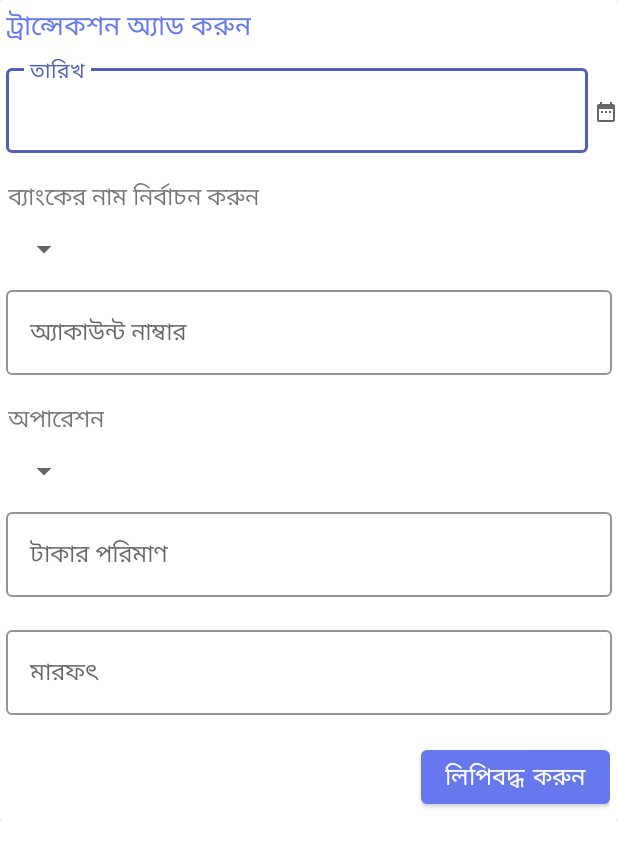
After one commit to msrkms/OStore, an Android app: the layout add_transaction_layout.xml on its own in the app's theme, with its tools: preview values and no code run, on a phone screen of 412 x 824 dp. The commit adds this screen. Shown: the top 860 px of the screen. Run offline under Robolectric (Android 15) with nearby library versions, the phone set to English and light mode, and no system bars.

Commit message:
fragment transaction Add and See UI Completed!!! used some local arraylist to show data in recyclerView and for spinner

```diff
--- a/app/src/main/java/com/atlassoftwarepark/ostore/AdminDashboard.java
+++ b/app/src/main/java/com/atlassoftwarepark/ostore/AdminDashboard.java
@@ -177,6 +177,10 @@ public class AdminDashboard extends AppCompatActivity implements AdapterView.OnI
             case R.id.nav_bank:
                 getSupportFragmentManager().beginTransaction().replace(R.id.fragmentContainer,new AddBankSeeBalanceFragment()).commit();
                 break;
+
+            case R.id.nav_transaction:
+                getSupportFragmentManager().beginTransaction().replace(R.id.fragmentContainer,new TransactionAddSeeFragment()).commit();
+                break;
         }
         drawerLayoutDashboard.closeDrawer(GravityCompat.START);
         return true;
--- /dev/null
+++ b/app/src/main/res/layout/add_transaction_layout.xml
@@ -0,0 +1,211 @@
+<?xml version="1.0" encoding="utf-8"?>
+<RelativeLayout xmlns:android="http://schemas.android.com/apk/res/android"
+    android:layout_width="match_parent"
+    android:layout_height="wrap_content"
+    xmlns:app="http://schemas.android.com/apk/res-auto">
+
+    <androidx.cardview.widget.CardView
+        android:id="@+id/popup_layout_add_borrow"
+        android:layout_width="match_parent"
+        android:layout_height="wrap_content"
+        app:layout_constraintBottom_toBottomOf="parent"
+        app:layout_constraintStart_toStartOf="parent"
+        app:layout_constraintTop_toTopOf="parent"
+        app:layout_constraintVertical_bias="0.084">
+
+        <LinearLayout
+            android:layout_width="match_parent"
+            android:layout_height="wrap_content"
+            android:orientation="vertical"
+            android:gravity="center_horizontal"
+            >
+
+            <LinearLayout
+                android:layout_width="match_parent"
+                android:layout_height="wrap_content">
+                <com.google.android.material.textview.MaterialTextView
+                    android:layout_width="wrap_content"
+                    android:layout_height="wrap_content"
+                    android:text="@string/addTransaction"
+                    android:textColor="@color/colorPrimary"
+                    android:textSize="18sp"
+                    android:padding="4dp"
+                    />
+
+            </LinearLayout>
+
+
+            <LinearLayout
+                android:layout_width="match_parent"
+                android:layout_height="wrap_content"
+                android:orientation="horizontal"
+                android:weightSum="3"
+                android:gravity="center_vertical"
+                >
+
+
+                <com.google.android.material.textfield.TextInputLayout
+                    android:layout_width="match_parent"
+                    android:layout_height="wrap_content"
+                    android:layout_margin="4dp"
+                    android:hint="@string/loanDate"
+                    android:layout_weight="2"
+                    style="@style/Widget.Ostore.TextInputLayout"
+                    >
+
+                    <com.google.android.material.textfield.TextInputEditText
+                        android:id="@+id/textInputEditTextTransactionDate"
+                        android:layout_width="match_parent"
+                        android:layout_height="wrap_content"
+                        android:inputType="date"
+                        />
+
+                </com.google.android.material.textfield.TextInputLayout>
+
+                <ImageView
+                    android:id="@+id/transactionDateSelect"
+                    android:layout_weight="1"
+                    android:layout_width="wrap_content"
+                    android:layout_height="wrap_content"
+                    android:src="@drawable/ic_baseline_date_range_24"
+                    />
+
+
+            </LinearLayout>
+
+            <LinearLayout
+                android:layout_width="match_parent"
+                android:layout_height="wrap_content">
+                <com.google.android.material.textview.MaterialTextView
+                    android:layout_width="wrap_content"
+                    android:layout_height="wrap_content"
+                    android:padding="5dp"
+                    android:text="@string/selectBankTxt"
+                    android:textSize="16sp"
+                    />
+            </LinearLayout>
+
+
+
+            <LinearLayout
+                android:layout_width="match_parent"
+                android:layout_height="wrap_content"
+                android:orientation="horizontal"
+                android:padding="5dp"
+                >
+                <Spinner
+                    android:id="@+id/spinnerBankCategory"
+                    android:layout_width="wrap_content"
+                    android:layout_height="wrap_content"/>
+
+            </LinearLayout>
+
+
+            <com.google.android.material.textfield.TextInputLayout
+                android:layout_width="match_parent"
+                android:layout_height="wrap_content"
+                android:layout_margin="4dp"
+                android:hint="@string/accountNumber"
+                android:layout_weight="2"
+                style="@style/Widget.Ostore.TextInputLayout"
+                >
+
+                <com.google.android.material.textfield.TextInputEditText
+                    android:id="@+id/textInputEditTextTransactionAccountNumber"
+                    android:layout_width="match_parent"
+                    android:layout_height="wrap_content"
+                    android:inputType="number"
+                    />
+
+            </com.google.android.material.textfield.TextInputLayout>
+
+
+            <LinearLayout
+                android:layout_width="match_parent"
+                android:layout_height="wrap_content">
+                <com.google.android.material.textview.MaterialTextView
+                    android:layout_width="wrap_content"
+                    android:layout_height="wrap_content"
+                    android:padding="5dp"
+                    android:text="@string/operationTransaction"
+                    android:textSize="16sp"
+                    />
+            </LinearLayout>
+
+
+
+            <LinearLayout
+                android:layout_width="match_parent"
+                android:layout_height="wrap_content"
+                android:orientation="horizontal"
+                android:padding="5dp"
+                >
+                <Spinner
+                    android:id="@+id/spinnerOperationCategory"
+                    android:layout_width="wrap_content"
+                    android:layout_height="wrap_content"/>
+
+            </LinearLayout>
+
+
+
+
+            <com.google.android.material.textfield.TextInputLayout
+                android:layout_width="match_parent"
+                android:layout_height="wrap_content"
+                android:layout_margin="4dp"
+                android:hint="@string/loanAmount"
+                style="@style/Widget.Ostore.TextInputLayout"
+                >
+
+                <com.google.android.material.textfield.TextInputEditText
+                    android:id="@+id/textInputEditTextTransactionAmount"
+                    android:layout_width="match_parent"
+                    android:layout_height="wrap_content"
+                    android:inputType="number"
+                    />
+
+            </com.google.android.material.textfield.TextInputLayout>
+
+            <com.google.android.material.textfield.TextInputLayout
+                android:layout_width="match_parent"
+                android:layout_height="wrap_content"
+                android:layout_margin="4dp"
+                android:hint="@string/loanMarfot"
+                style="@style/Widget.Ostore.TextInputLayout"
+                >
+
+                <com.google.android.material.textfield.TextInputEditText
+                    android:id="@+id/textInputEditTextTransactionMarfot"
+                    android:layout_width="match_parent"
+                    android:layout_height="wrap_content"
+                    android:inputType="number"
+                    />
+
+            </com.google.android.material.textfield.TextInputLayout>
+
+            <LinearLayout
+                android:layout_width="match_parent"
+                android:layout_height="wrap_content"
+                android:orientation="vertical"
+                android:gravity="end"
+                android:padding="5dp"
+                >
+                <com.google.android.material.button.MaterialButton
+                    android:id="@+id/TransactionAddBtn"
+                    android:layout_width="wrap_content"
+                    android:layout_height="wrap_content"
+                    android:text="লিপিবদ্ধ করুন"
+                    android:textSize="16sp"
+                    android:textColor="#FFFFFF"
+                    />
+
+            </LinearLayout>
+
+
+        </LinearLayout>
+
+
+    </androidx.cardview.widget.CardView>
+
+</RelativeLayout>
--- a/app/src/main/res/values/strings.xml
+++ b/app/src/main/res/values/strings.xml
@@ -72,6 +72,11 @@
     <string name="accountNumber">অ্যাকাউন্ট নাম্বার</string>
     <string name="openingBalance">ওপেনিং ব্যালেন্স</string>
 
+    <string name="doTransaction">ট্রান্সেকশন করুন</string>
+    <string name="operationTransaction">অপারেশন</string>
+    <string name="addTransaction">ট্রান্সেকশন অ্যাড করুন</string>
+    <string name="selectBankTxt">ব্যাংকের নাম নির্বাচন করুন</string>
+
     <string name="navigation_drawer_open">Open navigation drawer</string>
     <string name="navigation_drawer_close">Close navigation drawer</string>
     <!-- TODO: Remove or change this placeholder text -->
```
Also changed, not shown: app/src/main/java/com/atlassoftwarepark/ostore/Adepter/RecyclerViewTransactionAdapter.java (added, +63 -0 lines), app/src/main/java/com/atlassoftwarepark/ostore/Adepter/TransactionItem.java (added, +68 -0 lines), app/src/main/java/com/atlassoftwarepark/ostore/TransactionAddSeeFragment.java (added, +196 -0 lines), app/src/main/res/drawable/ic_baseline_transaction_24.xml (added, +10 -0 lines), app/src/main/res/layout/fragment_transaction_add_see.xml (added, +92 -0 lines), app/src/main/res/layout/transaction_add_see_custom_list.xml (added, +82 -0 lines).
